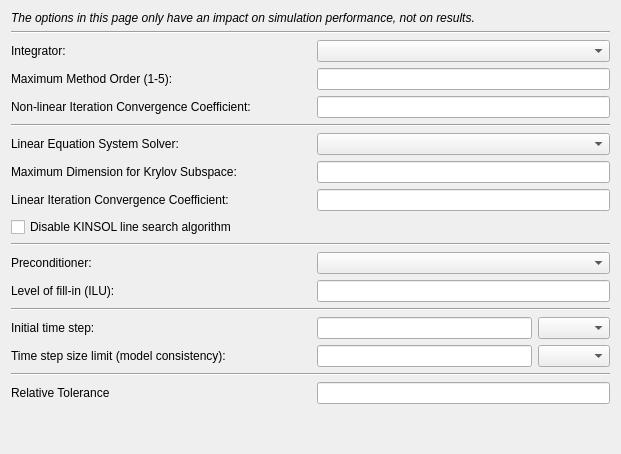
This is SIM-VICUS/src/SVSimulationPerformanceOptions.ui in ghorwin/SIM-VICUS as Qt 5 draws it before an edit. The edited form follows.
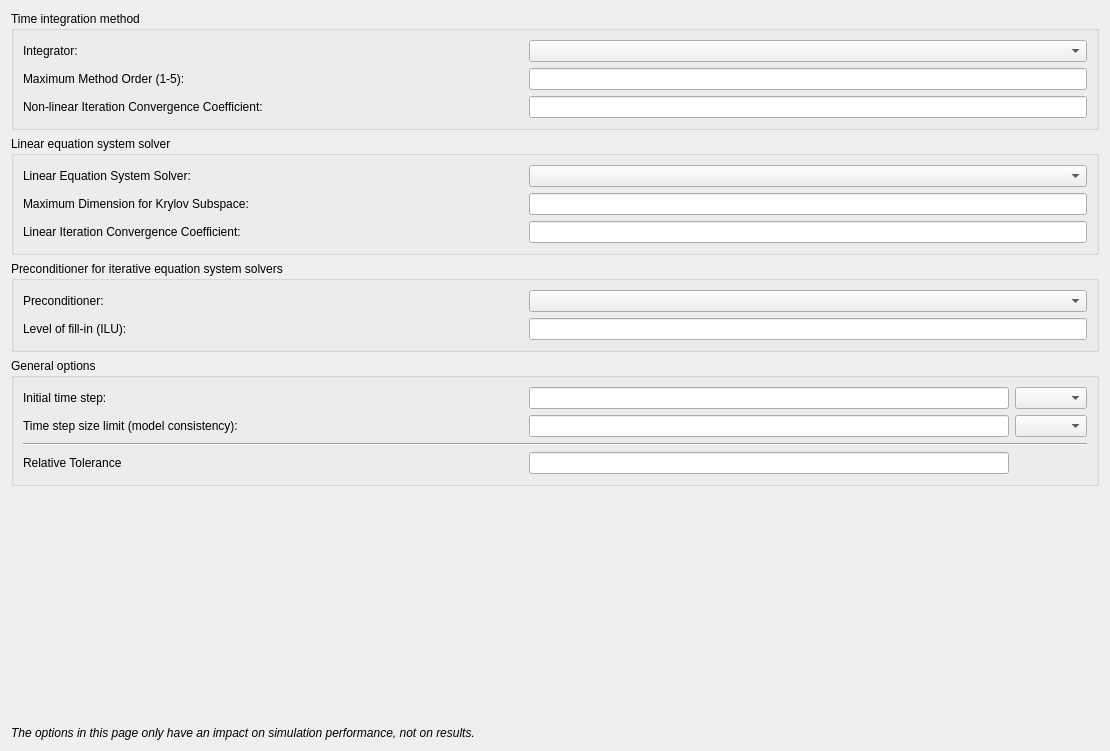
This is the edited form. Custom widgets are drawn as their Qt base class.

Commit message: Major overhaul of simulation start dialog.

```diff
--- a/SIM-VICUS/src/SVSimulationPerformanceOptions.ui
+++ b/SIM-VICUS/src/SVSimulationPerformanceOptions.ui
@@ -6,52 +6,198 @@
    <rect>
     <x>0</x>
     <y>0</y>
-    <width>621</width>
-    <height>454</height>
+    <width>1110</width>
+    <height>751</height>
    </rect>
   </property>
   <property name="windowTitle">
    <string>Form</string>
   </property>
-  <layout class="QGridLayout" name="gridLayout">
-   <item row="10" column="0">
-    <widget class="QCheckBox" name="checkBoxDisableKinsolLineSearch">
-     <property name="text">
-      <string>Disable KINSOL line search algorithm</string>
+  <layout class="QVBoxLayout" name="verticalLayout">
+   <item>
+    <widget class="QGroupBox" name="groupBox">
+     <property name="title">
+      <string>Time integration method</string>
      </property>
+     <layout class="QGridLayout" name="gridLayout" columnstretch="1,0">
+      <item row="0" column="0">
+       <widget class="QLabel" name="labelIntegrator">
+        <property name="maximumSize">
+         <size>
+          <width>500</width>
+          <height>16777215</height>
+         </size>
+        </property>
+        <property name="text">
+         <string>Integrator:</string>
+        </property>
+       </widget>
+      </item>
+      <item row="0" column="1">
+       <widget class="QComboBox" name="comboBoxIntegrator"/>
+      </item>
+      <item row="1" column="0">
+       <widget class="QLabel" name="labelMaxOrder">
+        <property name="text">
+         <string>Maximum Method Order (1-5):</string>
+        </property>
+       </widget>
+      </item>
+      <item row="1" column="1">
+       <widget class="QtExt::ValidatingLineEdit" name="lineEditMaxOrder"/>
+      </item>
+      <item row="2" column="0">
+       <widget class="QLabel" name="labelNonLin">
+        <property name="text">
+         <string>Non-linear Iteration Convergence Coefficient:</string>
+        </property>
+       </widget>
+      </item>
+      <item row="2" column="1">
+       <widget class="QtExt::ValidatingLineEdit" name="lineEditNonLin"/>
+      </item>
+     </layout>
     </widget>
    </item>
-   <item row="3" column="1" colspan="2">
-    <widget class="QtExt::ValidatingLineEdit" name="lineEditMaxOrder"/>
-   </item>
-   <item row="12" column="0">
-    <widget class="QLabel" name="labelPreCond">
-     <property name="text">
-      <string>Preconditioner:</string>
+   <item>
+    <widget class="QGroupBox" name="groupBox_2">
+     <property name="title">
+      <string>Linear equation system solver</string>
      </property>
+     <layout class="QGridLayout" name="gridLayout_2" columnstretch="1,0">
+      <item row="0" column="0">
+       <widget class="QLabel" name="labelLesSolver">
+        <property name="maximumSize">
+         <size>
+          <width>500</width>
+          <height>16777215</height>
+         </size>
+        </property>
+        <property name="text">
+         <string>Linear Equation System Solver:</string>
+        </property>
+       </widget>
+      </item>
+      <item row="0" column="1">
+       <widget class="QComboBox" name="comboBoxLesSolver"/>
+      </item>
+      <item row="1" column="0">
+       <widget class="QLabel" name="labelMaxKry">
+        <property name="text">
+         <string>Maximum Dimension for Krylov Subspace:</string>
+        </property>
+       </widget>
+      </item>
+      <item row="1" column="1">
+       <widget class="QtExt::ValidatingLineEdit" name="lineEditMaxKry"/>
+      </item>
+      <item row="2" column="0">
+       <widget class="QLabel" name="labelIterative">
+        <property name="text">
+         <string>Linear Iteration Convergence Coefficient:</string>
+        </property>
+       </widget>
+      </item>
+      <item row="2" column="1">
+       <widget class="QtExt::ValidatingLineEdit" name="lineEditIterative"/>
+      </item>
+     </layout>
     </widget>
    </item>
-   <item row="17" column="0">
-    <widget class="QLabel" name="labelMinDT">
-     <property name="text">
-      <string>Time step size limit (model consistency):</string>
+   <item>
+    <widget class="QGroupBox" name="groupBox_3">
+     <property name="title">
+      <string>Preconditioner for iterative equation system solvers</string>
      </property>
+     <layout class="QGridLayout" name="gridLayout_3" columnstretch="1,0">
+      <item row="0" column="0">
+       <widget class="QLabel" name="labelPreCond">
+        <property name="maximumSize">
+         <size>
+          <width>500</width>
+          <height>16777215</height>
+         </size>
+        </property>
+        <property name="text">
+         <string>Preconditioner:</string>
+        </property>
+       </widget>
+      </item>
+      <item row="0" column="1">
+       <widget class="QComboBox" name="comboBoxPreCond"/>
+      </item>
+      <item row="1" column="0">
+       <widget class="QLabel" name="labelPreILU">
+        <property name="text">
+         <string>Level of fill-in (ILU):</string>
+        </property>
+       </widget>
+      </item>
+      <item row="1" column="1">
+       <widget class="QtExt::ValidatingLineEdit" name="lineEditPreILU"/>
+      </item>
+     </layout>
     </widget>
    </item>
-   <item row="4" column="0">
-    <widget class="QLabel" name="labelNonLin">
-     <property name="text">
-      <string>Non-linear Iteration Convergence Coefficient:</string>
+   <item>
+    <widget class="QGroupBox" name="groupBox_4">
+     <property name="title">
+      <string>General options</string>
      </property>
+     <layout class="QGridLayout" name="gridLayout_4" columnstretch="1,0,0">
+      <item row="0" column="0">
+       <widget class="QLabel" name="labelInitialDT">
+        <property name="maximumSize">
+         <size>
+          <width>500</width>
+          <height>16777215</height>
+         </size>
+        </property>
+        <property name="text">
+         <string>Initial time step:</string>
+        </property>
+       </widget>
+      </item>
+      <item row="0" column="1">
+       <widget class="QtExt::ParameterEdit" name="lineEditInitialDT"/>
+      </item>
+      <item row="0" column="2">
+       <widget class="QComboBox" name="comboBoxInitialDT"/>
+      </item>
+      <item row="1" column="0">
+       <widget class="QLabel" name="labelMinDT">
+        <property name="text">
+         <string>Time step size limit (model consistency):</string>
+        </property>
+       </widget>
+      </item>
+      <item row="1" column="1">
+       <widget class="QtExt::ParameterEdit" name="lineEditMinDT"/>
+      </item>
+      <item row="1" column="2">
+       <widget class="QComboBox" name="comboBoxMinDT"/>
+      </item>
+      <item row="2" column="0" colspan="3">
+       <widget class="Line" name="line">
+        <property name="orientation">
+         <enum>Qt::Horizontal</enum>
+        </property>
+       </widget>
+      </item>
+      <item row="3" column="0">
+       <widget class="QLabel" name="labelRelTol">
+        <property name="text">
+         <string>Relative Tolerance</string>
+        </property>
+       </widget>
+      </item>
+      <item row="3" column="1">
+       <widget class="QtExt::ParameterEdit" name="lineEditRelTol"/>
+      </item>
+     </layout>
     </widget>
    </item>
-   <item row="17" column="2">
-    <widget class="QComboBox" name="comboBoxMinDT"/>
-   </item>
-   <item row="2" column="1" colspan="2">
-    <widget class="QComboBox" name="comboBoxIntegrator"/>
-   </item>
-   <item row="22" column="0">
+   <item>
     <spacer name="verticalSpacer">
      <property name="orientation">
       <enum>Qt::Vertical</enum>
@@ -64,83 +210,7 @@
      </property>
     </spacer>
    </item>
-   <item row="2" column="0">
-    <widget class="QLabel" name="labelIntegrator">
-     <property name="minimumSize">
-      <size>
-       <width>300</width>
-       <height>0</height>
-      </size>
-     </property>
-     <property name="text">
-      <string>Integrator:</string>
-     </property>
-    </widget>
-   </item>
-   <item row="12" column="1" colspan="2">
-    <widget class="QComboBox" name="comboBoxPreCond"/>
-   </item>
-   <item row="8" column="1" colspan="2">
-    <widget class="QtExt::ValidatingLineEdit" name="lineEditMaxKry"/>
-   </item>
-   <item row="3" column="0">
-    <widget class="QLabel" name="labelMaxOrder">
-     <property name="text">
-      <string>Maximum Method Order (1-5):</string>
-     </property>
-    </widget>
-   </item>
-   <item row="14" column="0" colspan="3">
-    <widget class="QFrame" name="frame_3">
-     <property name="frameShape">
-      <enum>QFrame::HLine</enum>
-     </property>
-     <property name="frameShadow">
-      <enum>QFrame::Sunken</enum>
-     </property>
-    </widget>
-   </item>
-   <item row="16" column="1">
-    <widget class="QtExt::ParameterEdit" name="lineEditInitialDT"/>
-   </item>
-   <item row="16" column="0">
-    <widget class="QLabel" name="labelInitialDT">
-     <property name="text">
-      <string>Initial time step:</string>
-     </property>
-    </widget>
-   </item>
-   <item row="6" column="0" colspan="3">
-    <widget class="QFrame" name="frame">
-     <property name="frameShape">
-      <enum>QFrame::HLine</enum>
-     </property>
-     <property name="frameShadow">
-      <enum>QFrame::Sunken</enum>
-     </property>
-    </widget>
-   </item>
-   <item row="13" column="0">
-    <widget class="QLabel" name="labelPreILU">
-     <property name="text">
-      <string>Level of fill-in (ILU):</string>
-     </property>
-    </widget>
-   </item>
-   <item row="9" column="1" colspan="2">
-    <widget class="QtExt::ValidatingLineEdit" name="lineEditIterative"/>
-   </item>
-   <item row="1" column="0" colspan="3">
-    <widget class="QFrame" name="frame_4">
-     <property name="frameShape">
-      <enum>QFrame::HLine</enum>
-     </property>
-     <property name="frameShadow">
-      <enum>QFrame::Sunken</enum>
-     </property>
-    </widget>
-   </item>
-   <item row="0" column="0" colspan="3">
+   <item>
     <widget class="QLabel" name="label">
      <property name="text">
       <string>&lt;html&gt;&lt;head/&gt;&lt;body&gt;&lt;p&gt;&lt;span style=&quot; font-style:italic;&quot;&gt;The options in this page only have an impact on simulation performance, not on results.&lt;/span&gt;&lt;/p&gt;&lt;/body&gt;&lt;/html&gt;</string>
@@ -150,69 +220,6 @@
      </property>
     </widget>
    </item>
-   <item row="13" column="1" colspan="2">
-    <widget class="QtExt::ValidatingLineEdit" name="lineEditPreILU"/>
-   </item>
-   <item row="7" column="1" colspan="2">
-    <widget class="QComboBox" name="comboBoxLesSolver"/>
-   </item>
-   <item row="11" column="0" colspan="3">
-    <widget class="QFrame" name="frame_2">
-     <property name="frameShape">
-      <enum>QFrame::HLine</enum>
-     </property>
-     <property name="frameShadow">
-      <enum>QFrame::Sunken</enum>
-     </property>
-    </widget>
-   </item>
-   <item row="9" column="0">
-    <widget class="QLabel" name="labelIterative">
-     <property name="text">
-      <string>Linear Iteration Convergence Coefficient:</string>
-     </property>
-    </widget>
-   </item>
-   <item row="7" column="0">
-    <widget class="QLabel" name="labelLesSolver">
-     <property name="text">
-      <string>Linear Equation System Solver:</string>
-     </property>
-    </widget>
-   </item>
-   <item row="8" column="0">
-    <widget class="QLabel" name="labelMaxKry">
-     <property name="text">
-      <string>Maximum Dimension for Krylov Subspace:</string>
-     </property>
-    </widget>
-   </item>
-   <item row="4" column="1" colspan="2">
-    <widget class="QtExt::ValidatingLineEdit" name="lineEditNonLin"/>
-   </item>
-   <item row="16" column="2">
-    <widget class="QComboBox" name="comboBoxInitialDT"/>
-   </item>
-   <item row="17" column="1">
-    <widget class="QtExt::ParameterEdit" name="lineEditMinDT"/>
-   </item>
-   <item row="21" column="0">
-    <widget class="QLabel" name="labelRelTol">
-     <property name="text">
-      <string>Relative Tolerance</string>
-     </property>
-    </widget>
-   </item>
-   <item row="20" column="0" colspan="3">
-    <widget class="Line" name="line">
-     <property name="orientation">
-      <enum>Qt::Horizontal</enum>
-     </property>
-    </widget>
-   </item>
-   <item row="21" column="1" colspan="2">
-    <widget class="QtExt::ParameterEdit" name="lineEditRelTol"/>
-   </item>
   </layout>
  </widget>
  <customwidgets>
```
The commit also changes 12 other files.
